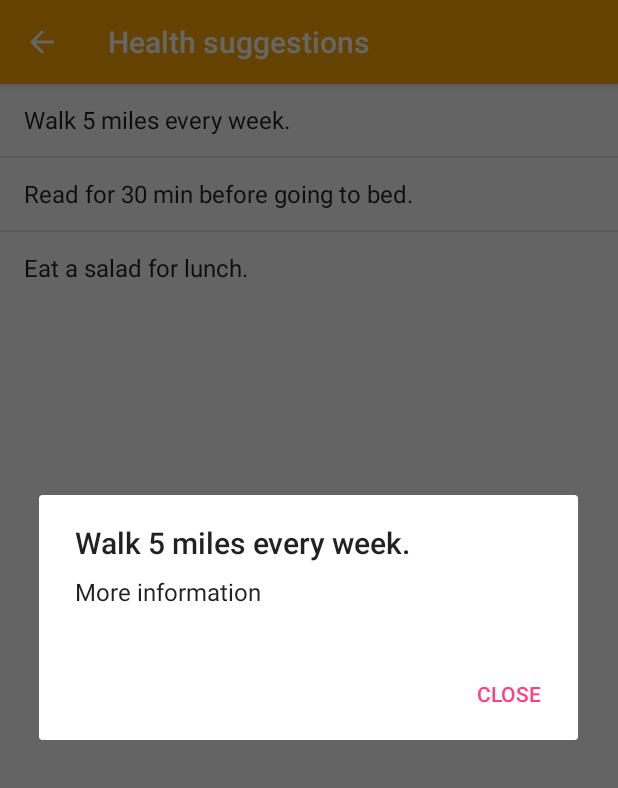
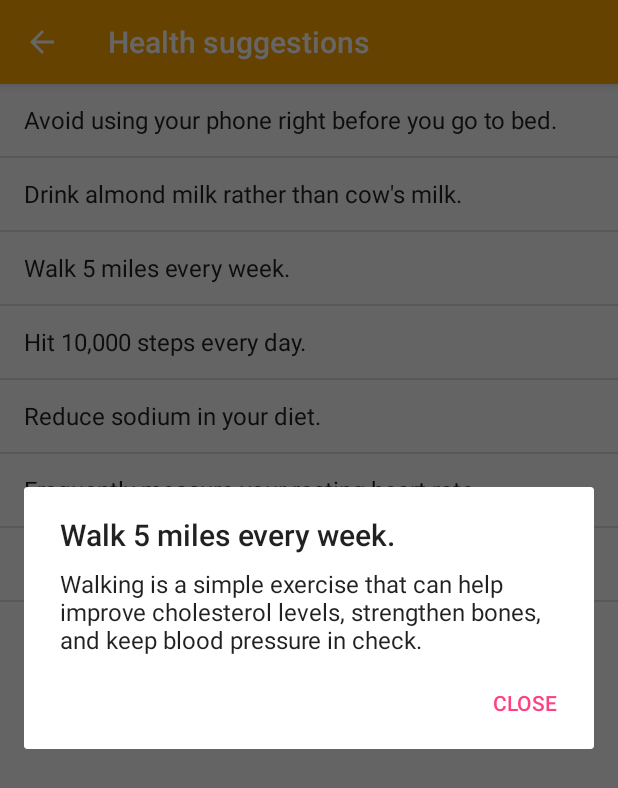
Before and after one commit to mikewill4/Axiv, an Android app: the HealthSuggestionsActivity screen opened directly, with no data from a screen before it, after a tap on "Walk 5 miles every week.", on a phone screen of 412 x 824 dp. Shown: the top 788 px of the screen. Run offline under Robolectric (Android 15) with nearby library versions, the phone set to English and light mode, and no system bars.

Commit message:
added meaningful health suggestions with more info

```diff
--- a/app/src/main/java/edu/umd/cmsc434/axiv/HealthSuggestionsActivity.java
+++ b/app/src/main/java/edu/umd/cmsc434/axiv/HealthSuggestionsActivity.java
@@ -24,9 +24,40 @@ public class HealthSuggestionsActivity extends AppCompatActivity {
         listView = (ListView) findViewById(R.id.health_suggestions_list);
 
         final List<String> healthSuggestions = new ArrayList<>();
+        // Sleep
+        healthSuggestions.add("Avoid using your phone right before you go to bed.");
+        // Diet/calories
+        healthSuggestions.add("Drink almond milk rather than cow's milk.");
+        // Exercise
         healthSuggestions.add("Walk 5 miles every week.");
-        healthSuggestions.add("Read for 30 min before going to bed.");
-        healthSuggestions.add("Eat a salad for lunch.");
+        // Steps
+        healthSuggestions.add("Hit 10,000 steps every day.");
+        // Blood pressure
+        healthSuggestions.add("Reduce sodium in your diet.");
+        // Heart rate
+        healthSuggestions.add("Frequently measure your resting heart rate.");
+        // Weight
+        healthSuggestions.add("Eat your food slowly.");
+        // Hydration
+        healthSuggestions.add("Weigh yourself before and after exercise.");
+
+        final List<String> moreInformation = new ArrayList<>();
+        // Sleep:
+        moreInformation.add("Using your phone will stimulate your brain, making it more difficult to fall asleep and stay asleep.");
+        // Diet/calories:
+        moreInformation.add("Almond milk is significantly less calories, low in sugar, and high in vitamins.");
+        // Exercise:
+        moreInformation.add("Walking is a simple exercise that can help improve cholesterol levels, strengthen bones, and keep blood pressure in check.");
+        // Steps:
+        moreInformation.add("Tracking your steps is an easy way to gauge your overall activity level.");
+        // Blood pressure:
+        moreInformation.add("A small reduction of sodium intake can greatly improve your heart and reduce blood pressure significantly.");
+        // Heart rate:
+        moreInformation.add("Your resting heart rate can helpful for gauging your current heart health.");
+        // Weight:
+        moreInformation.add("Fast eaters tend to gain more weight over time. When you eat slower then you will feel more full after eating less.");
+        // Hydration:
+        moreInformation.add("Sweating can contribute to dehydration, especially during the summer. Keep track of your sweat losses to ensure you are staying hydrated.");
 
         ArrayAdapter<String> arrayAdapter = new ArrayAdapter<String>(
                 this,
@@ -42,7 +73,7 @@ public class HealthSuggestionsActivity extends AppCompatActivity {
             @Override
             public void onItemClick(AdapterView<?> parent, View view, int position, long id) {
                 builder.setTitle(healthSuggestions.get(position));
-                builder.setMessage(R.string.more_information);
+                builder.setMessage(moreInformation.get(position));
                 builder.setNegativeButton(R.string.close, new DialogInterface.OnClickListener() {
                     public void onClick(DialogInterface dialog, int id) {
                         // Dialog will be dismissed when clicked
```
